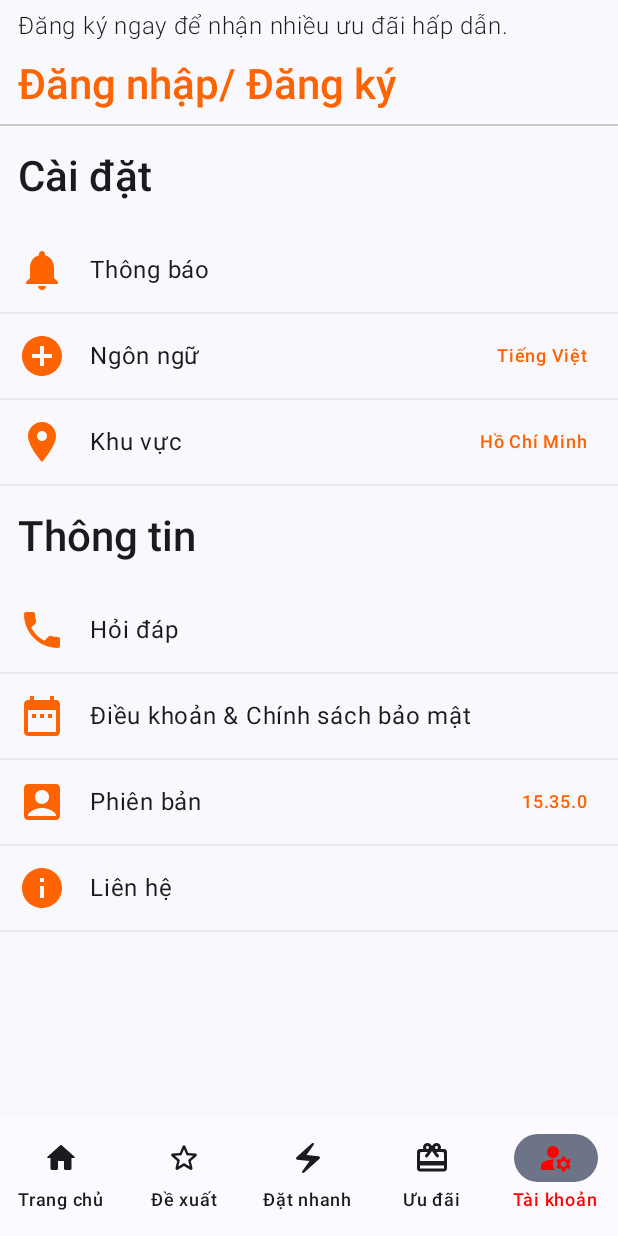
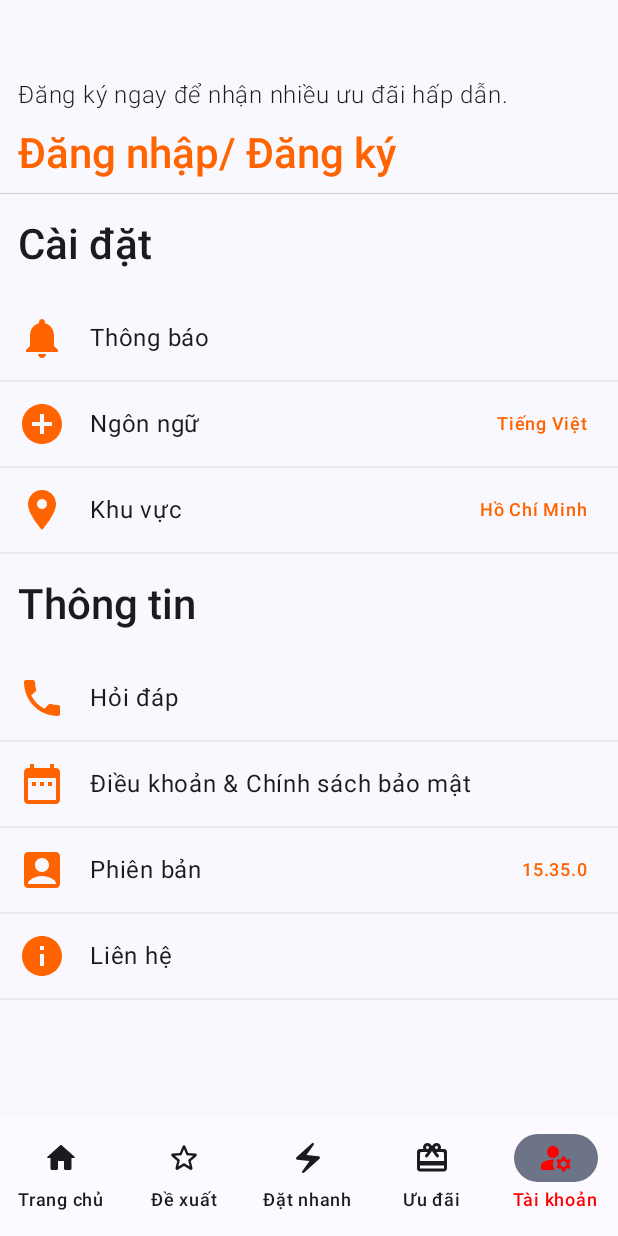
Before and after one commit to AnLuu02/Mobile_Pro, an Android app built with Jetpack Compose: the ProposedScreen screen opened through its navigation route, item 5 of the bottom bar chosen, on a phone screen of 412 x 824 dp. Run offline under Robolectric (Android 15) with nearby library versions, the phone set to English and light mode, and no system bars; our stand-ins replace accompanist.

Commit message:
Commit by AnLuu

```diff
--- a/app/src/main/java/com/example/jetpackcomposedemo/MainActivity.kt
+++ b/app/src/main/java/com/example/jetpackcomposedemo/MainActivity.kt
@@ -4,10 +4,12 @@ import android.os.Bundle
 import androidx.activity.ComponentActivity
 import androidx.activity.compose.setContent
 import androidx.compose.foundation.layout.fillMaxSize
+import androidx.compose.foundation.layout.padding
 import androidx.compose.material3.MaterialTheme
 import androidx.compose.material3.Surface
 import androidx.compose.runtime.Composable
 import androidx.compose.ui.Modifier
+import androidx.compose.ui.unit.dp
 import androidx.navigation.NavType
 import androidx.navigation.compose.NavHost
 import androidx.navigation.compose.composable
--- a/app/src/main/java/com/example/jetpackcomposedemo/Screen/CardDetail/TopCardDetail.kt
+++ b/app/src/main/java/com/example/jetpackcomposedemo/Screen/CardDetail/TopCardDetail.kt
@@ -38,7 +38,7 @@ fun  TopCardDetail(
     Row(
         modifier = Modifier
             .fillMaxWidth()
-            .padding(16.dp)
+            .padding(start = 16.dp,end=16.dp,top=46.dp, bottom = 16.dp)
 
         ,
         horizontalArrangement = Arrangement.SpaceBetween,
--- a/app/src/main/java/com/example/jetpackcomposedemo/Screen/Home/HomeTopBar.kt
+++ b/app/src/main/java/com/example/jetpackcomposedemo/Screen/Home/HomeTopBar.kt
@@ -45,7 +45,7 @@ fun HomeTopBar(
     Row(
         modifier = Modifier
             .fillMaxWidth()
-            .padding(16.dp),
+            .padding(start = 16.dp, end = 16.dp, top = 46.dp, bottom = 16.dp),
         horizontalArrangement = Arrangement.SpaceBetween,
         verticalAlignment = Alignment.CenterVertically
     ) {
@@ -76,7 +76,7 @@ fun HomeTopBar(
             }
 
             Icon(
-                imageVector = Icons.Rounded.Notifications,
+                painter = painterResource(id = R.drawable.outline_notifications_24),
                 contentDescription = null,
                 tint = MaterialTheme.colorScheme.onBackground,
                 modifier = Modifier.size(30.dp),
--- a/app/src/main/java/com/example/jetpackcomposedemo/Screen/Proposed/ProposedScreen.kt
+++ b/app/src/main/java/com/example/jetpackcomposedemo/Screen/Proposed/ProposedScreen.kt
@@ -9,6 +9,7 @@ import androidx.compose.foundation.layout.fillMaxWidth
 import androidx.compose.foundation.layout.height
 import androidx.compose.foundation.layout.padding
 import androidx.compose.foundation.lazy.LazyColumn
+import androidx.compose.material3.MaterialTheme
 import androidx.compose.material3.Text
 import androidx.compose.runtime.Composable
 import androidx.compose.ui.Modifier
@@ -30,13 +31,11 @@ fun ProposedScreen(
     ) {
         item {
             Column(modifier = Modifier.fillMaxWidth().padding(start = 16.dp, end = 16.dp)){
-                Text(text = "Khách sạn bạn có thể đến ngay lập tức", fontSize = 14.sp, fontWeight = FontWeight.Bold)
+                Text(text = "Khách sạn bạn có thể đến ngay lập tức", style = MaterialTheme.typography.bodyLarge, fontWeight = FontWeight.Bold)
                 Spacer(modifier = Modifier.height(2.dp))
-                Text(text = "Khách sạn gần đây bạn có đánh giá tốt nhất", fontSize = 12.sp)
+                Text(text = "Khách sạn gần đây bạn có đánh giá tốt nhất", style = MaterialTheme.typography.bodySmall)
             }
             Spacer(modifier = Modifier.height(10.dp))
-            Spacer(modifier = Modifier.height(10.dp))
-
             ImageRightCard(index = 0, dataTest,onOpenDetailCardScreen=onOpenDetailCardScreen)
             ImageRightCard(index = 1, dataTest,isDiscount = true,onOpenDetailCardScreen= onOpenDetailCardScreen)
             ImageRightCard(index = 2, dataTest,onOpenDetailCardScreen=onOpenDetailCardScreen)
--- a/app/src/main/java/com/example/jetpackcomposedemo/Screen/Proposed/ProposedTopBar.kt
+++ b/app/src/main/java/com/example/jetpackcomposedemo/Screen/Proposed/ProposedTopBar.kt
@@ -39,11 +39,11 @@ fun ProposedTopBar(
     Box(
         modifier = Modifier
             .fillMaxWidth()
-            .padding(16.dp),
+            .padding(start = 16.dp, end = 16.dp, top = 46.dp, bottom = 16.dp)
     ) {
         Text(
             text = "Đề xuất",
-            fontSize = 24.sp,
+            style = MaterialTheme.typography.headlineMedium,
             fontWeight = FontWeight.Bold
         )
     }
--- a/app/src/main/java/com/example/jetpackcomposedemo/Screen/User/UserTopBar.kt
+++ b/app/src/main/java/com/example/jetpackcomposedemo/Screen/User/UserTopBar.kt
@@ -42,7 +42,9 @@ import com.example.jetpackcomposedemo.R
 fun UserTopBar() {
     Row(
         modifier = Modifier
-            .fillMaxWidth(),
+            .fillMaxWidth()
+            .padding(top=46.dp)
+        ,
         horizontalArrangement = Arrangement.SpaceBetween,
         verticalAlignment = Alignment.CenterVertically
     ) {
@@ -57,7 +59,7 @@ fun UserTopBar() {
             ClickableBox(modifier = Modifier.padding(12.dp,8.dp))
             Spacer(modifier = Modifier
                 .fillMaxWidth()
-                .height(1.dp)
+                .height(0.5.dp)
                 .border(1.dp, color = Color.LightGray))
         }
 
--- a/app/src/main/java/com/example/jetpackcomposedemo/components/FixedNavigationBar/BottomNavigationBar.kt
+++ b/app/src/main/java/com/example/jetpackcomposedemo/components/FixedNavigationBar/BottomNavigationBar.kt
@@ -58,29 +58,23 @@ val items = listOf(
 fun BottomNavigationBar(
     navController:NavHostController
 ) {
-
-    var selectedBar by remember {
-        mutableStateOf(false)
-    }
-
     NavigationBar {
         val currentRoute = currentRoute(navController)
         Row(
             modifier = Modifier.background(MaterialTheme.colorScheme.inverseOnSurface)
         ) {
             items.forEachIndexed { index, item ->
-                if (currentRoute == item.route) {
-                    selectedBar = true
-                } else {
-                    selectedBar = false
-                }
+                var selected = item.route == currentRoute
                 NavigationBarItem(
-                    selected  = selectedBar,
+                    selected  = selected,
                     onClick = {
-                        if (!selectedBar) {
+                        if (!selected) {
                             navController.navigate(item.route) {
-                                popUpTo(navController.graph.startDestinationId)
+                                popUpTo(navController.graph.startDestinationId){
+                                    saveState = true
+                                }
                                 launchSingleTop = true
+                                restoreState = true
                             }
                         }
                     }
@@ -90,14 +84,14 @@ fun BottomNavigationBar(
                             modifier = Modifier,
                             imageVector = item.icon,
                             contentDescription = item.title,
-                            tint = if (selectedBar) Color.Red else MaterialTheme.colorScheme.onBackground
+                            tint = if (selected) Color.Red else MaterialTheme.colorScheme.onBackground
                         )
 
                     },
                     label = {
                         Text(
                             text = item.title,
-                            color = if (selectedBar) Color.Red else MaterialTheme.colorScheme.onBackground
+                            color = if (selected) Color.Red else MaterialTheme.colorScheme.onBackground
                         )
                     }
                 )
--- a/app/src/main/java/com/example/jetpackcomposedemo/ui/theme/Theme.kt
+++ b/app/src/main/java/com/example/jetpackcomposedemo/ui/theme/Theme.kt
@@ -2,6 +2,7 @@ package com.example.jetpackcomposedemo.ui.theme
 
 import android.app.Activity
 import android.os.Build
+import android.view.View
 import androidx.compose.foundation.isSystemInDarkTheme
 import androidx.compose.material3.MaterialTheme
 import androidx.compose.material3.darkColorScheme
@@ -10,10 +11,13 @@ import androidx.compose.material3.dynamicLightColorScheme
 import androidx.compose.material3.lightColorScheme
 import androidx.compose.runtime.Composable
 import androidx.compose.runtime.SideEffect
+import androidx.compose.ui.graphics.Color
 import androidx.compose.ui.graphics.toArgb
 import androidx.compose.ui.platform.LocalContext
 import androidx.compose.ui.platform.LocalView
 import androidx.core.view.WindowCompat
+import com.google.accompanist.systemuicontroller.SystemUiController
+import com.google.accompanist.systemuicontroller.rememberSystemUiController
 
 private val DarkColorScheme = darkColorScheme(
     primary = Purple80,
@@ -37,6 +41,24 @@ private val LightColorScheme = lightColorScheme(
     */
 )
 
+
+private fun setUpEdgeToEdge(view: View, darkTheme: Boolean) {
+    val window = (view.context as Activity).window
+    WindowCompat.setDecorFitsSystemWindows(window, false)
+    window.statusBarColor = androidx.compose.ui.graphics.Color.Transparent.toArgb()
+    val navigationBarColor = when {
+        Build.VERSION.SDK_INT >= 29 -> androidx.compose.ui.graphics.Color.Transparent.toArgb()
+        Build.VERSION.SDK_INT >= 26 -> Color(0xFF, 0xFF, 0xFF, 0x63).toArgb()
+        // Min sdk version for this app is 24, this block is for SDK versions 24 and 25
+        else -> Color(0x00, 0x00, 0x00, 0x50).toArgb()
+    }
+    window.navigationBarColor = navigationBarColor
+    val controller = WindowCompat.getInsetsController(window, view)
+    controller.isAppearanceLightStatusBars = !darkTheme
+    controller.isAppearanceLightNavigationBars = !darkTheme
+}
+
+
 @Composable
 fun JetpackComposeDemoTheme(
     darkTheme: Boolean = isSystemInDarkTheme(),
@@ -55,9 +77,10 @@ fun JetpackComposeDemoTheme(
     val view = LocalView.current
     if (!view.isInEditMode) {
       SideEffect {
-        val window = (view.context as Activity).window
-        window.statusBarColor = colorScheme.primary.toArgb()
-        WindowCompat.getInsetsController(window, view).isAppearanceLightStatusBars = darkTheme
+//        val window = (view.context as Activity).window
+//        window.statusBarColor = colorScheme.primary.toArgb()
+//        WindowCompat.getInsetsController(window, view).isAppearanceLightStatusBars = darkTheme
+          setUpEdgeToEdge(view, darkTheme)
       }
     }
 
@@ -66,4 +89,6 @@ fun JetpackComposeDemoTheme(
       typography = Typography,
       content = content
     )
+
+
 }
--- /dev/null
+++ b/app/src/main/res/drawable/outline_notifications_24.xml
@@ -0,0 +1,9 @@
+<vector xmlns:android="http://schemas.android.com/apk/res/android"
+    android:width="24dp"
+    android:height="24dp"
+    android:viewportWidth="24"
+    android:viewportHeight="24">
+  <path
+      android:fillColor="@android:color/white"
+      android:pathData="M12,22c1.1,0 2,-0.9 2,-2h-4c0,1.1 0.9,2 2,2zM18,16v-5c0,-3.07 -1.63,-5.64 -4.5,-6.32L13.5,4c0,-0.83 -0.67,-1.5 -1.5,-1.5s-1.5,0.67 -1.5,1.5v0.68C7.64,5.36 6,7.92 6,11v5l-2,2v1h16v-1l-2,-2zM16,17L8,17v-6c0,-2.48 1.51,-4.5 4,-4.5s4,2.02 4,4.5v6z"/>
+</vector>
```
Also changed, not shown: app/src/main/java/com/example/jetpackcomposedemo/Screen/CardDetail/CardDetailScreen.kt (+30 -14 lines).
